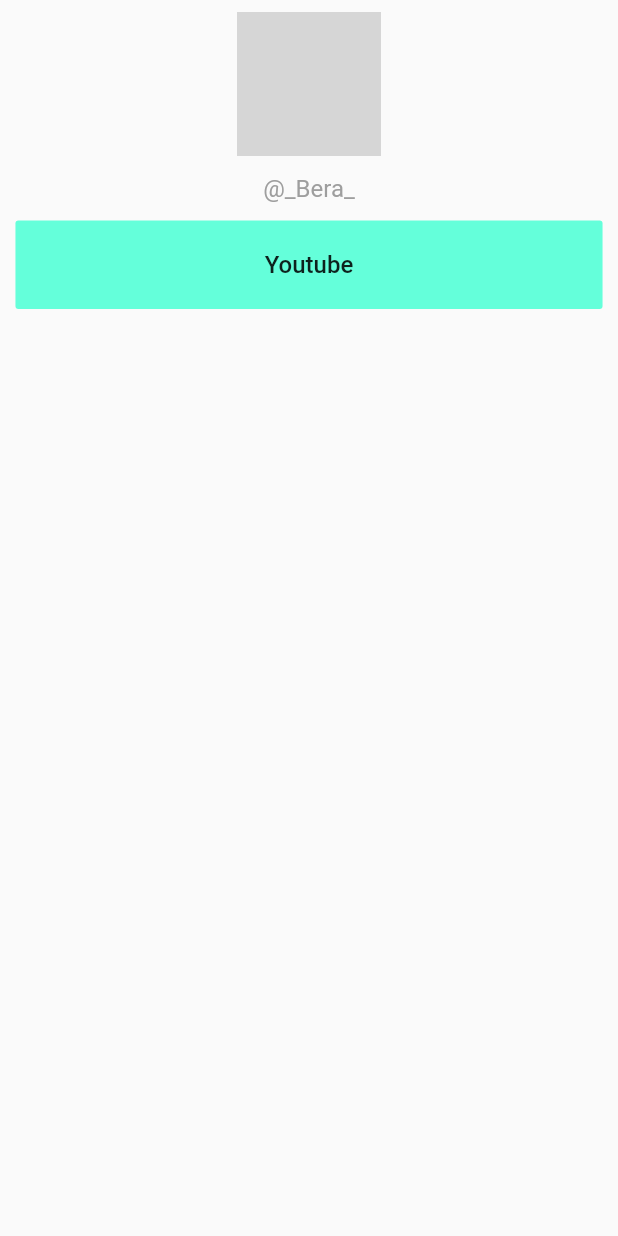
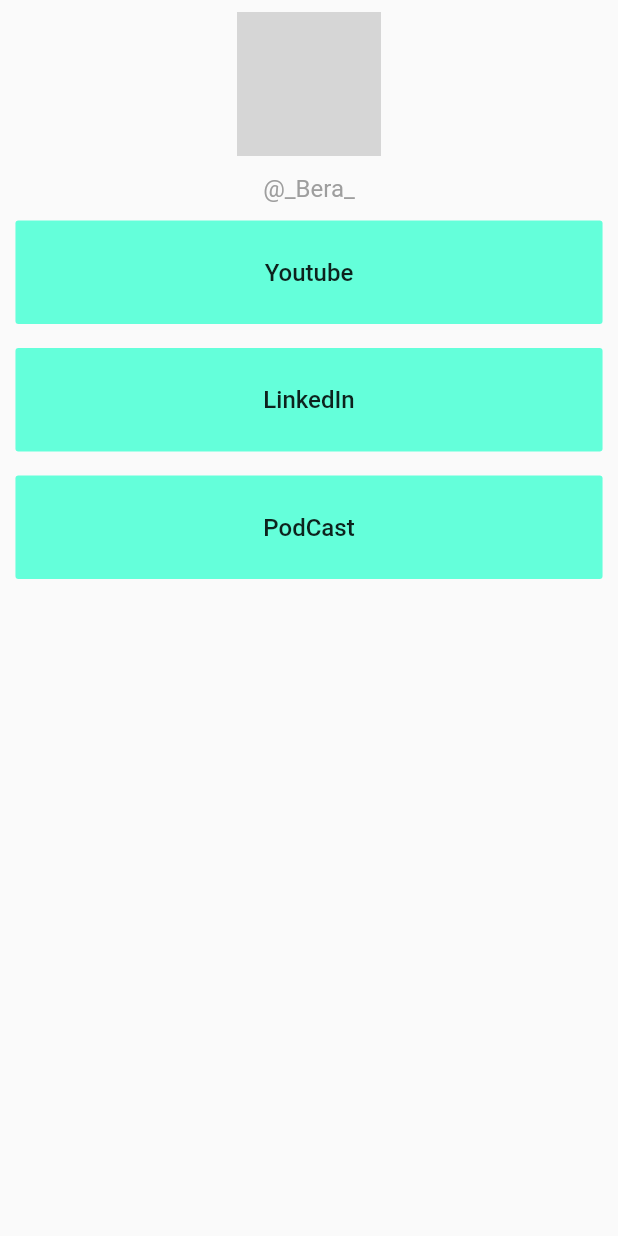
Before and after one commit to Jujubalandia/links_landing_page, a Flutter app: the screen it shows after launch, on a phone screen of 412 x 824 dp. Run offline on Flutter 3.47's test engine with Material 2 defaults, Android fonts, the phone set to English and light mode, and no system bars; network calls fail; grey boxes are pictures that could not be loaded.

Commit message:
New button and alignment

```diff
--- a/lib/main.dart
+++ b/lib/main.dart
@@ -20,8 +20,6 @@ class MyApp extends StatelessWidget {
 class LinksLandingPage extends StatelessWidget {
   @override
   Widget build(BuildContext context) {
-    final width = MediaQuery.of(context).size.width;
-
     return Material(
       child: Column(
         children: [
@@ -40,19 +38,40 @@ class LinksLandingPage extends StatelessWidget {
             ),
           ),
           SizedBox(height: 12),
-          SizedBox(
+          ButtonLink(title: "Youtube"),
+          ButtonLink(title: "LinkedIn"),
+          ButtonLink(title: "PodCast"),
+        ],
+      ),
+    );
+  }
+}
+
+class ButtonLink extends StatelessWidget {
+  const ButtonLink({
+    Key key,
+    @required this.title,
+  }) : super(key: key);
+
+  final String title;
+
+  @override
+  Widget build(BuildContext context) {
+    final width = MediaQuery.of(context).size.width;
+
+    return Padding(
+      padding: const EdgeInsets.only(bottom: 16.0),
+      child: SizedBox(
         width: width > 680 ? 680 : width * 0.95,
         child: FlatButton(
-              padding: EdgeInsets.symmetric(vertical: 20),
+          padding: EdgeInsets.symmetric(vertical: 25),
           onPressed: () {},
           child: Text(
-                'Youtube',
+            title,
             style: TextStyle(fontSize: 16),
           ),
           color: Colors.tealAccent,
         ),
-          )
-        ],
       ),
     );
   }
```
Lines whose indentation alone changed are shown as unchanged.
